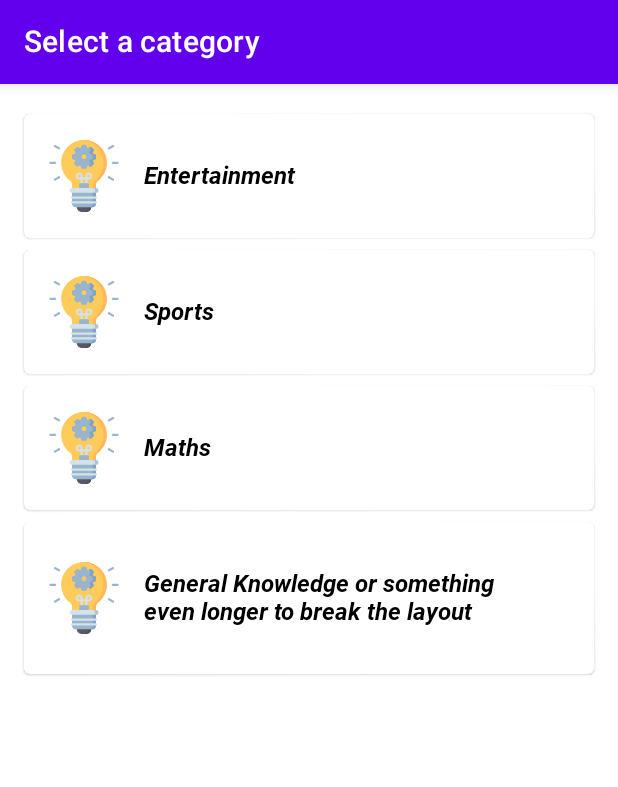
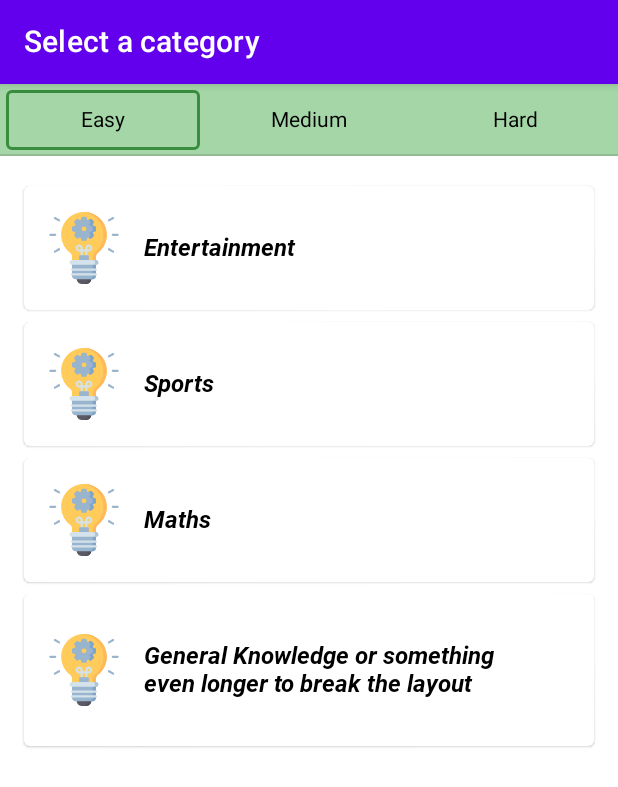
Before and after one commit to zachsao/triviaSekai, an Android app built with Jetpack Compose: the @Preview function ScreenPreview, on a phone screen of 412 x 824 dp. Shown: the top 787 px of the screen. Run offline under Robolectric (Android 15) with nearby library versions, the phone set to English and light mode, and no system bars.

Commit message:
categories: replace dialog with tab bar

```diff
--- a/androidApp/src/main/java/com/example/triviasekai/androidApp/categories/Categories.kt
+++ b/androidApp/src/main/java/com/example/triviasekai/androidApp/categories/Categories.kt
@@ -1,5 +1,6 @@
 package com.example.triviasekai.androidApp.categories
 
+import androidx.compose.animation.animateColorAsState
 import androidx.compose.foundation.clickable
 import androidx.compose.foundation.layout.*
 import androidx.compose.foundation.lazy.LazyColumn
@@ -16,43 +17,42 @@ import androidx.compose.ui.unit.dp
 import androidx.compose.ui.unit.sp
 import com.example.triviasekai.androidApp.R
 import com.example.triviasekai.androidApp.TriviaViewModel
-import com.example.triviasekai.androidApp.ui.TriviaColors
-import com.example.triviasekai.androidApp.ui.TriviaIcon
-import com.example.triviasekai.androidApp.ui.TriviaIcons
+import com.example.triviasekai.androidApp.ui.*
 import com.example.triviasekai.shared.model.Difficulty
 
 @Composable
-fun CategoriesScreen(viewModel: TriviaViewModel, onLevelSelected: (Difficulty, Int, String) -> Unit) {
+fun CategoriesScreen(
+    viewModel: TriviaViewModel,
+    onItemClick: (Int) -> Unit
+) {
     val categoriesState = viewModel.categoriesSharedFlow().collectAsState(initial = null)
-    CategoriesContent(list = categoriesState.value) { difficulty, categoryId, title ->
-        onLevelSelected(
-            difficulty,
-            categoryId,
-            title
-        )
-    }
+    CategoriesContent(list = categoriesState.value, { categoryId ->
+        onItemClick(categoryId)
+    }) { viewModel.selectDifficulty(it) }
 }
 
 @Composable
-fun CategoriesContent(list: List<CategoryViewItem>?, onLevelSelected: (Difficulty, Int, String) -> Unit) {
-    val showDialog = remember { mutableStateOf(false) }
-    val selectedCategory: MutableState<CategoryViewItem?> = remember { mutableStateOf(null) }
+fun CategoriesContent(
+    list: List<CategoryViewItem>?,
+    onItemClick: (Int) -> Unit,
+    onTabSelected: (Difficulty) -> Unit
+) {
+    var tabPage by remember { mutableStateOf(Difficulty.Easy) }
+    val backgroundColor by animateColorAsState(if (tabPage == Difficulty.Easy) Green200 else if (tabPage == Difficulty.Medium) Yellow200 else Red200)
     Scaffold(
         topBar = { TopAppBar(title = { Text(text = "Select a category") }) }
     ) {
         list?.let {
             Column {
-                CategoriesList(list = list) {
-                    showDialog.value = true
-                    selectedCategory.value = it
-                }
-                DifficultyDialog(showDialog.value, { showDialog.value = false }) { difficulty ->
-                    onLevelSelected(
-                        difficulty,
-                        selectedCategory.value?.id ?: error("No Category selected"),
-                        selectedCategory.value?.name ?: error("No Category selected")
-                    )
-                }
+                DifficultyTabBar(
+                    backgroundColor = backgroundColor,
+                    tabPage = tabPage,
+                    onTabSelected = {
+                        tabPage = it
+                        onTabSelected(it)
+                    },
+                )
+                CategoriesList(list = list) { onItemClick(it.id) }
             }
         } ?: run {
             Column(
@@ -135,6 +135,7 @@ fun ScreenPreview() {
                 TriviaIcons.Knowledge,
                 TriviaColors.White
             )
-        )
-    ) { _, _, _ -> }
+        ),
+        {}
+    ) {}
 }
--- /dev/null
+++ b/androidApp/src/main/java/com/example/triviasekai/androidApp/categories/DifficultyTabBar.kt
@@ -0,0 +1,127 @@
+package com.example.triviasekai.androidApp.categories
+
+import androidx.compose.animation.animateColor
+import androidx.compose.animation.core.Spring
+import androidx.compose.animation.core.animateDp
+import androidx.compose.animation.core.spring
+import androidx.compose.animation.core.updateTransition
+import androidx.compose.foundation.BorderStroke
+import androidx.compose.foundation.border
+import androidx.compose.foundation.clickable
+import androidx.compose.foundation.layout.*
+import androidx.compose.foundation.shape.RoundedCornerShape
+import androidx.compose.material.TabPosition
+import androidx.compose.material.TabRow
+import androidx.compose.material.Text
+import androidx.compose.runtime.Composable
+import androidx.compose.runtime.getValue
+import androidx.compose.ui.Alignment
+import androidx.compose.ui.Modifier
+import androidx.compose.ui.graphics.Color
+import androidx.compose.ui.unit.dp
+import com.example.triviasekai.androidApp.ui.Green700
+import com.example.triviasekai.androidApp.ui.Red700
+import com.example.triviasekai.androidApp.ui.Yellow700
+import com.example.triviasekai.shared.model.Difficulty
+import java.util.*
+
+@Composable
+fun DifficultyTabBar(
+    backgroundColor: Color,
+    tabPage: Difficulty,
+    onTabSelected: (difficulty: Difficulty) -> Unit
+) {
+    TabRow(
+        selectedTabIndex = tabPage.ordinal,
+        backgroundColor = backgroundColor,
+        indicator = { tabPositions ->
+            HomeTabIndicator(tabPositions, tabPage)
+        },
+    ) {
+        DifficultyTab(
+            title = Difficulty.Easy.name.capitalize(Locale.ROOT),
+            onClick = { onTabSelected(Difficulty.Easy) }
+        )
+        DifficultyTab(
+            title = Difficulty.Medium.name.capitalize(Locale.ROOT),
+            onClick = { onTabSelected(Difficulty.Medium) }
+        )
+        DifficultyTab(
+            title = Difficulty.Hard.name.capitalize(Locale.ROOT),
+            onClick = { onTabSelected(Difficulty.Hard) }
+        )
+    }
+}
+
+@Composable
+private fun HomeTabIndicator(
+    tabPositions: List<TabPosition>,
+    tabPage: Difficulty
+) {
+    val transition = updateTransition(tabPage, label = "Tab indicator")
+    val indicatorLeft by transition.animateDp(
+        label = "indicator left",
+        transitionSpec = {
+            if (Difficulty.Easy isTransitioningTo Difficulty.Medium || Difficulty.Medium isTransitioningTo Difficulty.Hard || Difficulty.Easy isTransitioningTo Difficulty.Hard) {
+                // Indicator moves to the right.
+                // The left edge moves slower than the right edge.
+                spring(stiffness = Spring.StiffnessVeryLow)
+            } else {
+                // Indicator moves to the left.
+                // The left edge moves faster than the right edge.
+                spring(stiffness = Spring.StiffnessMedium)
+            }
+        }
+    ) { page ->
+        tabPositions[page.ordinal].left
+    }
+    val indicatorRight by transition.animateDp(
+        transitionSpec = {
+            if (Difficulty.Easy isTransitioningTo Difficulty.Medium || Difficulty.Medium isTransitioningTo Difficulty.Hard || Difficulty.Easy isTransitioningTo Difficulty.Hard) {
+                // Indicator moves to the right
+                // The right edge moves faster than the left edge.
+                spring(stiffness = Spring.StiffnessMedium)
+            } else {
+                // Indicator moves to the left.
+                // The right edge moves slower than the left edge.
+                spring(stiffness = Spring.StiffnessVeryLow)
+            }
+        },
+        label = "Indicator right"
+    ) { page ->
+        tabPositions[page.ordinal].right
+    }
+    val color by transition.animateColor(label = "border color") { page ->
+        if (page == Difficulty.Easy) Green700 else if (page == Difficulty.Medium) Yellow700 else Red700
+    }
+    Box(
+        Modifier
+            .fillMaxSize()
+            .wrapContentSize(align = Alignment.BottomStart)
+            .offset(x = indicatorLeft)
+            .width(indicatorRight - indicatorLeft)
+            .padding(4.dp)
+            .fillMaxSize()
+            .border(
+                BorderStroke(2.dp, color),
+                RoundedCornerShape(4.dp)
+            )
+    )
+}
+
+@Composable
+private fun DifficultyTab(
+    title: String,
+    onClick: () -> Unit,
+    modifier: Modifier = Modifier
+) {
+    Row(
+        modifier = modifier
+            .clickable(onClick = onClick)
+            .padding(16.dp),
+        horizontalArrangement = Arrangement.Center,
+        verticalAlignment = Alignment.CenterVertically
+    ) {
+        Text(text = title)
+    }
+}
```
Also changed, not shown: androidApp/src/main/java/com/example/triviasekai/androidApp/MainActivity.kt (+7 -3 lines), androidApp/src/main/java/com/example/triviasekai/androidApp/TriviaViewModel.kt (+8 -5 lines), androidApp/src/main/java/com/example/triviasekai/androidApp/categories/DifficultyDialog.kt (deleted, +0 -86 lines), androidApp/src/main/java/com/example/triviasekai/androidApp/questions/Questions.kt (+3 -4 lines).
